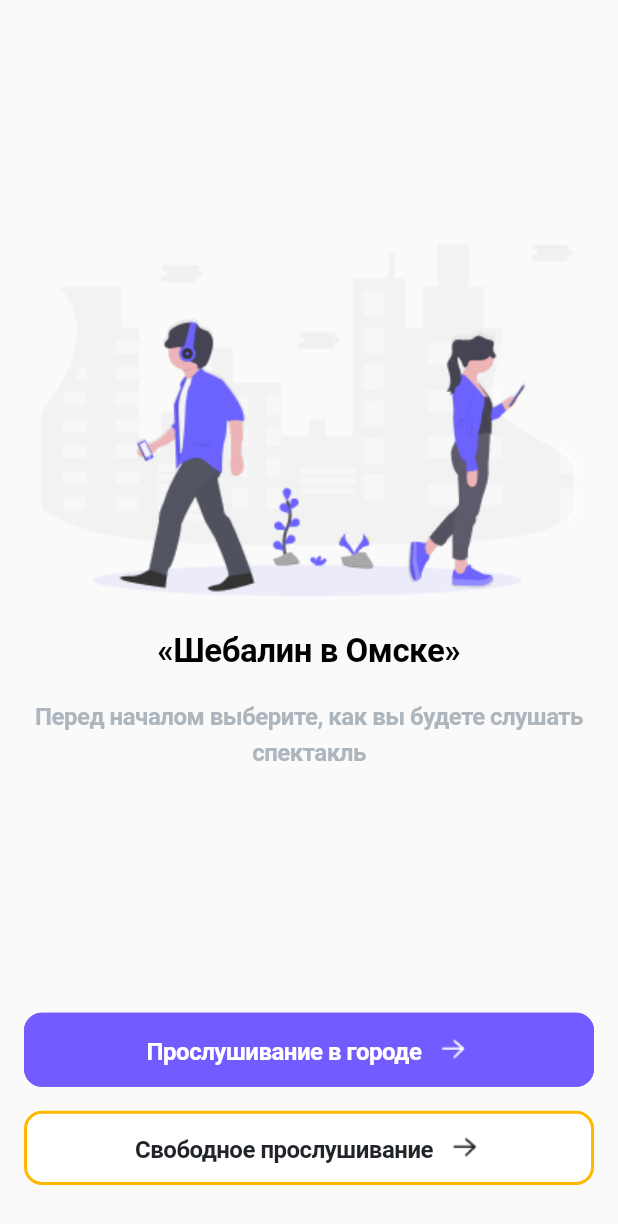
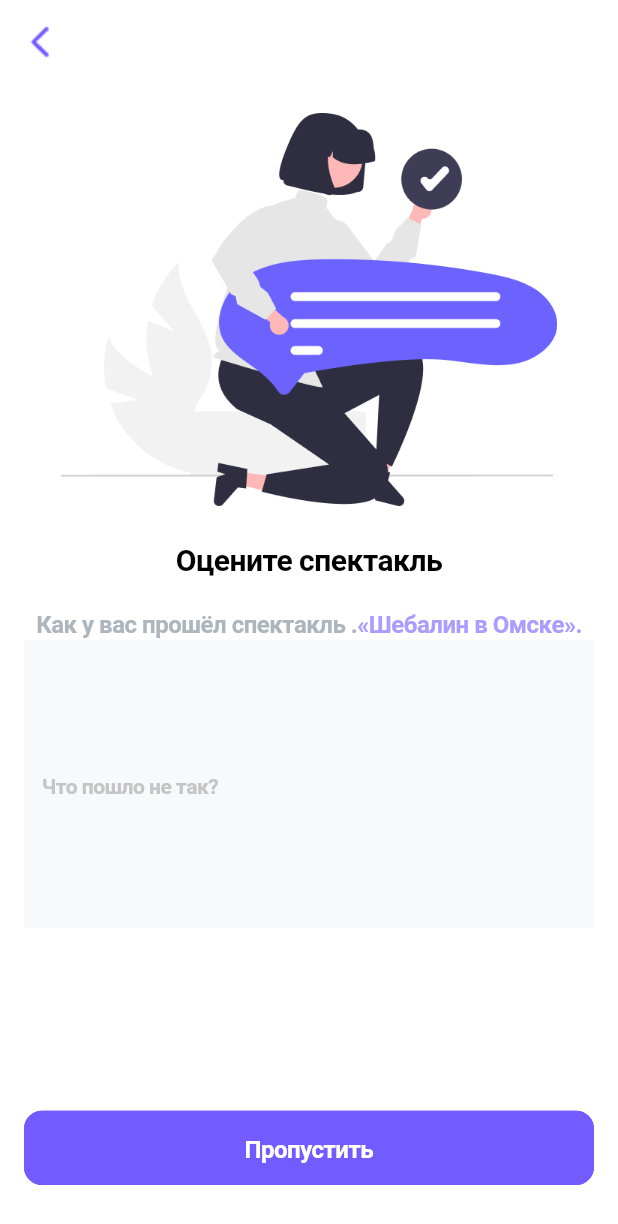
Before and after one commit to Student-Labs-2023/Immersive-Theater, a Flutter app: the screen it shows after launch, on a phone screen of 412 x 824 dp. Shown: the top 1224 px of the screen. Run offline on Flutter 3.47's test engine with Material 2 defaults, Android fonts, the phone set to English and light mode, and no system bars; our stand-ins replace audioplayers, bloc, cached_network_image, carousel_slider, dio, equatable and 6 more; missing offline and left inert: yandex_mapkit; Roboto replaces fonts that are missing (RFDewi).

Commit message:
review page add image appbar, titles and button

```diff
--- a/lib/src/app.dart
+++ b/lib/src/app.dart
@@ -14,6 +14,7 @@ import 'package:shebalin/src/features/performances/bloc/performance_bloc.dart';
 import 'package:shebalin/src/features/photo_slider/view/vertical_sliding_screen.dart';
 import 'package:shebalin/src/features/promocodes/view/own_promocodes_screen.dart';
 import 'package:shebalin/src/features/promocodes/view/widgets/promocode_screen.dart';
+import 'package:shebalin/src/features/review/view/review_page.dart';
 import 'package:shebalin/src/features/ticket/view/ticket_page.dart';
 import 'package:shebalin/src/features/view_images/view/images_view_page.dart';
 import 'package:shebalin/src/theme/theme.dart';
@@ -44,7 +45,7 @@ class App extends StatelessWidget {
         debugShowCheckedModeBanner: false,
         title: "Shebalin",
         theme: defaultTheme(),
-        initialRoute: '/onboarding-performance',
+        initialRoute: '/review-page',
         routes: {
           '/loading-screen': (context) => const LoadingScreen(),
           '/onbording-screen': (context) => const OnbordingScreen(),
@@ -58,7 +59,8 @@ class App extends StatelessWidget {
           '/ticket-page': (context) => const TicketPage(),
           '/images-view-page': (context) => const ImagesViewPage(),
           '/onboarding-performance': (context) => const OnboardWelcome(),
-          '/onboarding-rules': (context) => const OnboardingPerfRules()
+          '/onboarding-rules': (context) => const OnboardingPerfRules(),
+          '/review-page': (context) => const ReviewPage()
         },
       ),
     );
--- /dev/null
+++ b/lib/src/features/review/view/review_page.dart
@@ -0,0 +1,133 @@
+import 'package:flutter/material.dart';
+import 'package:shebalin/src/features/onboarding_performance/view/widgets/animated_subtitle.dart';
+import 'package:shebalin/src/features/onboarding_performance/view/widgets/animated_title.dart';
+import 'package:shebalin/src/features/review/view/widgets/review_field.dart';
+import 'package:shebalin/src/theme/app_color.dart';
+import 'package:shebalin/src/theme/images.dart';
+
+class ReviewPage extends StatefulWidget {
+  const ReviewPage({super.key});
+
+  @override
+  State<ReviewPage> createState() => _ReviewPageState();
+}
+
+class _ReviewPageState extends State<ReviewPage> {
+  final String performanceTitle = 'Шебалин в Омске';
+  late TextEditingController _controller;
+
+  @override
+  void initState() {
+    _controller = TextEditingController();
+    super.initState();
+  }
+
+  @override
+  void dispose() {
+    _controller.dispose();
+    super.dispose();
+  }
+
+  @override
+  Widget build(BuildContext context) {
+    return Scaffold(
+      appBar: AppBar(
+        centerTitle: true,
+        automaticallyImplyLeading: false,
+        backgroundColor: Colors.transparent,
+        elevation: 0,
+        leading: IconButton(
+          icon: Image.asset(ImagesSources.backIcon),
+          onPressed: () => Navigator.of(context).pop(),
+        ),
+      ),
+      backgroundColor: AppColor.whiteBackground,
+      body: Padding(
+        padding: const EdgeInsets.fromLTRB(16, 0, 16, 34),
+        child: Column(
+          children: [
+            Image.asset(
+              width: double.infinity,
+              ImagesSources.opinion,
+            ),
+            const AppTitle(title: 'Оцените спектакль'),
+            const SizedBox(
+              height: 16,
+            ),
+            AppSubtitle(
+              subtitle: 'Как у вас прошёл спектакль .',
+              subtitleAccent: '«$performanceTitle».',
+            ),
+            Expanded(
+              child: ReviewTextField(
+                controller: _controller,
+                label: "Что пошло не так?",
+              ),
+            ),
+            AppButton.purpleButton(title: "Пропустить", onTap: _onTap)
+          ],
+        ),
+      ),
+    );
+  }
+
+  void _onTap() {}
+}
+
+class AppButton extends StatelessWidget {
+  final String title;
+  final void Function() onTap;
+  final Color textColor;
+  final Color backgroundColor;
+  final Color borderColor;
+
+  const AppButton({
+    super.key,
+    required this.title,
+    required this.onTap,
+    required this.textColor,
+    required this.backgroundColor,
+    required this.borderColor,
+  });
+  const AppButton.purpleButton({
+    super.key,
+    required this.title,
+    required this.onTap,
+  })  : textColor = AppColor.whiteText,
+        backgroundColor = AppColor.purplePrimary,
+        borderColor = AppColor.purplePrimary;
+  @override
+  Widget build(BuildContext context) {
+    return ElevatedButton(
+      onPressed: onTap,
+      style: ButtonStyle(
+        backgroundColor: MaterialStateProperty.all(backgroundColor),
+        elevation: MaterialStateProperty.all(0),
+        shape: MaterialStateProperty.all(
+          RoundedRectangleBorder(
+            side: BorderSide(color: borderColor, width: 2),
+            borderRadius: BorderRadius.circular(12),
+          ),
+        ),
+        minimumSize: MaterialStateProperty.all(
+          Size(
+            MediaQuery.of(context).size.width * 0.85,
+            MediaQuery.of(context).size.height * 0.06,
+          ),
+        ),
+      ),
+      child: Row(
+        mainAxisAlignment: MainAxisAlignment.center,
+        children: [
+          Text(
+            title,
+            style: Theme.of(context)
+                .textTheme
+                .bodyLarge
+                ?.copyWith(color: textColor),
+          ),
+        ],
+      ),
+    );
+  }
+}
--- /dev/null
+++ b/lib/src/features/review/view/widgets/review_field.dart
@@ -0,0 +1,32 @@
+import 'package:flutter/material.dart';
+import 'package:shebalin/src/theme/app_color.dart';
+
+class ReviewTextField extends StatelessWidget {
+  final String label;
+  final TextEditingController controller;
+  const ReviewTextField({
+    super.key,
+    required this.label,
+    required this.controller,
+  });
+
+  @override
+  Widget build(BuildContext context) {
+    return TextField(
+      controller: controller,
+      maxLines: 8,
+      decoration: InputDecoration(
+        border: InputBorder.none,
+        filled: true,
+        fillColor: AppColor.accentBackground,
+        label: Text(
+          label,
+          style: Theme.of(context)
+              .textTheme
+              .bodyMedium!
+              .copyWith(color: AppColor.lightGray),
+        ),
+      ),
+    );
+  }
+}
--- a/lib/src/theme/app_color.dart
+++ b/lib/src/theme/app_color.dart
@@ -6,9 +6,9 @@ class AppColor {
   static const purpleLightPrimary = Color(0xFFAA9DFF);
   static const yellowSecondary = Color(0xFFFFB800);
   static const grey = Color(0xFFA6A6A6);
-  static const lightGray = Color(0xFFA6A6A6);
+  static const lightGray = Color(0xFFC5C5C5);
   static const whiteBackground = Color(0xFFFFFFFF);
-  static const accentBackground = Color(0xFFC5C5C5);
+  static const accentBackground = Color(0xFFF8F9FA);
   static const blackText = Color(0xFF212529);
   static const greyText = Color(0xFFADB5BD);
   static const whiteText = Color(0xFFFFFFFF);
--- a/lib/src/theme/images.dart
+++ b/lib/src/theme/images.dart
@@ -56,4 +56,5 @@ class ImagesSources {
   static const String purplePlacemark = "assets/images/purple_placemark.png";
   static const String grayPlacemark = "assets/images/gray_placemark.png";
   static const String userPlacemark = "assets/images/user_placemark.png";
+  static const String opinion = "assets/images/opinion.png";
 }
```
Also changed, not shown: assets/images/2.0x/opinion.png (added), assets/images/3.0x/opinion.png (added), assets/images/opinion.png (added).
